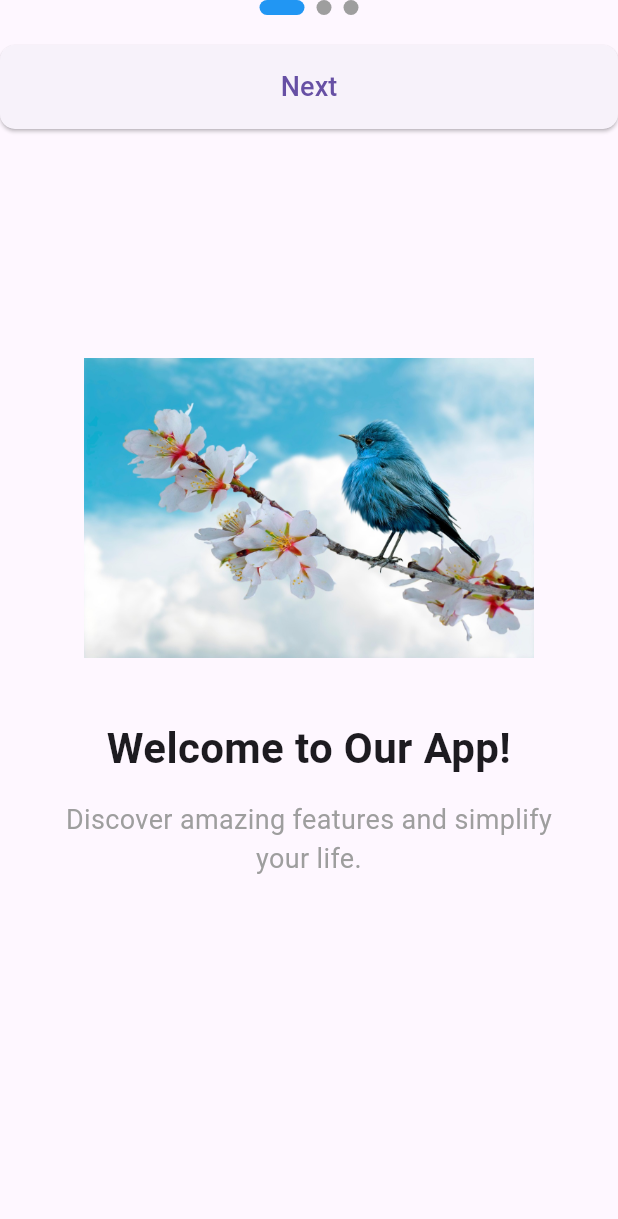
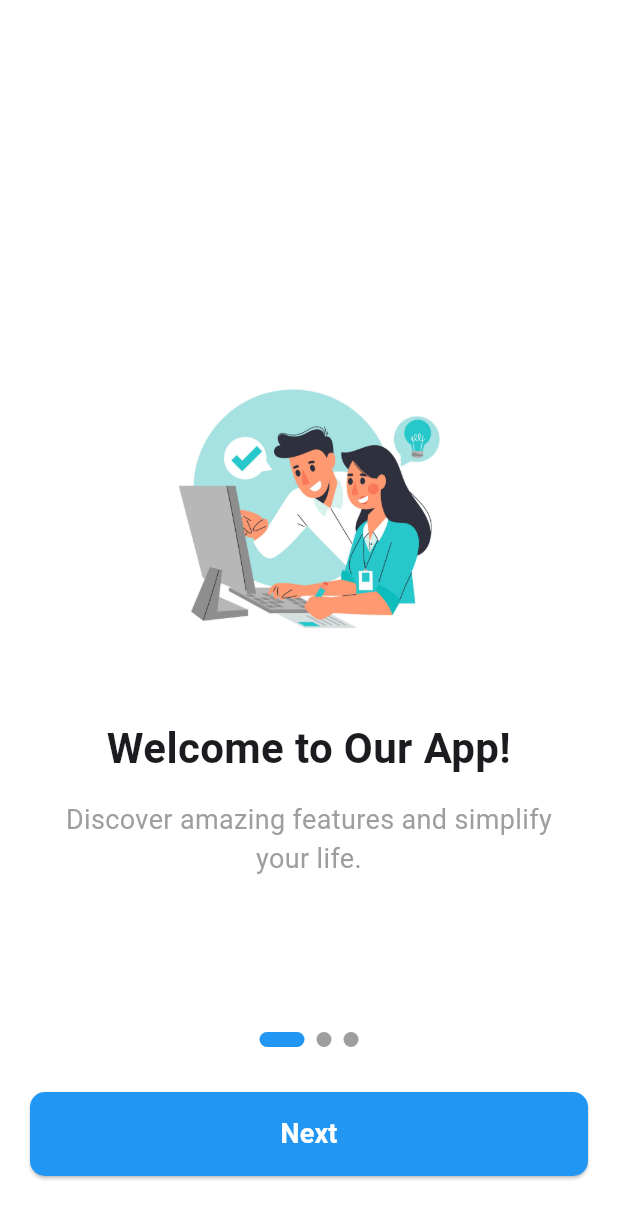
Before and after one commit to mohankumaronly/Onboarding-Screens-in-the-flutter, a Flutter app: the screen it shows after launch, on a phone screen of 412 x 824 dp. Shown: the top 1219 px of the screen. Run offline on Flutter 3.47's test engine with Material 3 defaults, Android fonts, the phone set to English and light mode, and no system bars; drawn by our look-alikes of smooth_page_indicator; our stand-ins replace shared_preferences.

Commit message:
Onboarding is updated

```diff
--- a/analysis_options.yaml
+++ b/analysis_options.yaml
@@ -21,8 +21,8 @@ linter:
   # `// ignore_for_file: name_of_lint` syntax on the line or in the file
   # producing the lint.
   rules:
-    # avoid_print: false  # Uncomment to disable the `avoid_print` rule
-    # prefer_single_quotes: true  # Uncomment to enable the `prefer_single_quotes` rule
+    prefer_const_constructors: true
+    prefer_const_literals_to_create_immutables: true
 
 # Additional information about this file can be found at
 # https://dart.dev/guides/language/analysis-options
--- a/lib/Screens/Home_screen.dart
+++ b/lib/Screens/Home_screen.dart
@@ -5,7 +5,7 @@ class HomeScreen extends StatelessWidget {
 
   @override
   Widget build(BuildContext context) {
-    return Scaffold(
+    return const Scaffold(
       body: Center(
         child: Text('Hello world', style: TextStyle(
           fontWeight: FontWeight.bold,
--- a/lib/main.dart
+++ b/lib/main.dart
@@ -1,5 +1,5 @@
 import 'package:flutter/material.dart';
-import 'package:onbording_screens/Screens/home_screen.dart'; // Re-add this import
+import 'package:onbording_screens/Screens/home_screen.dart';
 import 'package:onbording_screens/onboarding/screens/onboarding_screen.dart';
 import 'package:shared_preferences/shared_preferences.dart';
 
@@ -8,7 +8,7 @@ void main() {
 }
 
 class MyApp extends StatefulWidget {
-  const MyApp({Key? key}) : super(key: key);
+  const MyApp({super.key});
 
   @override
   State<MyApp> createState() => _MyAppState();
@@ -42,13 +42,10 @@ class _MyAppState extends State<MyApp> {
   Widget build(BuildContext context) {
     return MaterialApp(
       title: 'Onboarding Demo',
-      theme: ThemeData(
-        primarySwatch: Colors.blue,
-      ),
       home: _isLoading
-          ? const Center(child: CircularProgressIndicator()) // Still show loading while checking
+          ? const Center(child: CircularProgressIndicator())
           : _onboardingComplete
-              ? const HomeScreen() // Navigate to HomeScreen when onboarding is complete
+              ? const HomeScreen()
               : OnboardingScreen(onOnboardingComplete: _setOnboardingComplete),
     );
   }
--- a/lib/onboarding/data/onboarding_data.dart
+++ b/lib/onboarding/data/onboarding_data.dart
@@ -2,17 +2,17 @@ import 'package:onbording_screens/onboarding/model/onboarding_model.dart';
 
 final List<OnboardingPageModel> onboardingPages = [
   OnboardingPageModel(
-    imagePath: 'assets/images/sample1.jpg', // Make sure to add these images
+    imagePath: 'assets/images/sample_01.jpg',
     title: 'Welcome to Our App!',
     description: 'Discover amazing features and simplify your life.',
   ),
   OnboardingPageModel(
-    imagePath: 'assets/images/sample1.jpg',
+    imagePath: 'assets/images/sample_02.jpg',
     title: 'Explore New Horizons',
     description: 'Find new interests and connect with like-minded people.',
   ),
   OnboardingPageModel(
-    imagePath: 'assets/images/sample1.jpg',
+    imagePath: 'assets/images/sample_01.jpg',
     title: 'Get Started Today',
     description: 'Join our community and embark on an exciting journey.',
   ),
--- a/lib/onboarding/onboarding_page/onboarding_page.dart
+++ b/lib/onboarding/onboarding_page/onboarding_page.dart
@@ -4,7 +4,7 @@ import 'package:onbording_screens/onboarding/model/onboarding_model.dart';
 class OnboardingPage extends StatelessWidget {
   final OnboardingPageModel page;
 
-  const OnboardingPage({Key? key, required this.page}) : super(key: key);
+  const OnboardingPage({super.key, required this.page});
 
   @override
   Widget build(BuildContext context) {
--- a/lib/onboarding/screens/onboarding_screen.dart
+++ b/lib/onboarding/screens/onboarding_screen.dart
@@ -7,7 +7,7 @@ import 'package:smooth_page_indicator/smooth_page_indicator.dart';
 class OnboardingScreen extends StatefulWidget {
   final VoidCallback onOnboardingComplete;
 
-  const OnboardingScreen({Key? key, required this.onOnboardingComplete}) : super(key: key);
+  const OnboardingScreen({super.key, required this.onOnboardingComplete});
 
   @override
   _OnboardingScreenState createState() => _OnboardingScreenState();
@@ -16,6 +16,7 @@ class OnboardingScreen extends StatefulWidget {
 class _OnboardingScreenState extends State<OnboardingScreen> {
   final PageController _pageController = PageController();
   int _currentPage = 0;
+
   @override
   void dispose() {
     _pageController.dispose();
@@ -25,8 +26,10 @@ class _OnboardingScreenState extends State<OnboardingScreen> {
   @override
   Widget build(BuildContext context) {
     return Scaffold(
+      backgroundColor: Colors.white,
       body: Stack(
         children: [
+          // PageView takes up the entire screen for the onboarding content
           PageView.builder(
             controller: _pageController,
             itemCount: onboardingPages.length,
@@ -39,7 +42,13 @@ class _OnboardingScreenState extends State<OnboardingScreen> {
               return OnboardingPage(page: onboardingPages[index]);
             },
           ),
-          Column(
+          // Align the indicator and button to the bottom
+          Align(
+            alignment: Alignment.bottomCenter,
+            child: Padding(
+              padding: const EdgeInsets.only(bottom: 40.0, left: 20.0, right: 20.0), // Added padding for better spacing
+              child: Column(
+                mainAxisSize: MainAxisSize.min, // Use minimum space required by children
                 children: [
                   SmoothPageIndicator(
                     controller: _pageController,
@@ -59,17 +68,20 @@ class _OnboardingScreenState extends State<OnboardingScreen> {
                       );
                     },
                   ),
-              const SizedBox(height: 20),
+                  const SizedBox(height: 30), // Increased spacing between indicator and button
                   SizedBox(
-                width: double.infinity,
+                    width: double.infinity, // Make button take full width
                     child: ElevatedButton(
                       onPressed: _currentPage == onboardingPages.length - 1
                           ? () async {
+                              // Mark onboarding as complete in SharedPreferences
                               SharedPreferences prefs = await SharedPreferences.getInstance();
                               await prefs.setBool('onboarding_complete', true);
+                              // Call the callback to navigate to the next screen
                               widget.onOnboardingComplete();
                             }
                           : () {
+                              // Go to the next page
                               _pageController.nextPage(
                                 duration: const Duration(milliseconds: 300),
                                 curve: Curves.easeIn,
@@ -80,14 +92,18 @@ class _OnboardingScreenState extends State<OnboardingScreen> {
                         shape: RoundedRectangleBorder(
                           borderRadius: BorderRadius.circular(10),
                         ),
+                        backgroundColor: Colors.blue, // Added a background color for the button
+                        foregroundColor: Colors.white, // Text color for the button
                       ),
                       child: Text(
                         _currentPage == onboardingPages.length - 1 ? 'Get Started' : 'Next',
-                    style: const TextStyle(fontSize: 18),
+                        style: const TextStyle(fontSize: 18, fontWeight: FontWeight.bold), // Added bold to text
                       ),
                     ),
                   ),
                 ],
+              ),
+            ),
           ),
         ],
       ),
```
Also changed, not shown: assets/images/sample1.jpg (deleted), assets/images/sample_01.jpg (added), assets/images/sample_02.jpg (added). Lines whose indentation alone changed are shown as unchanged.
